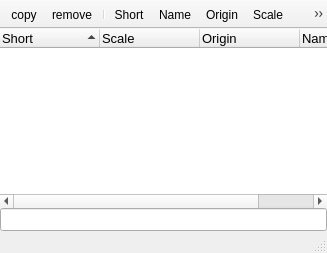
This is plugins/Image_list/Image_list.ui in NeutrinoToolkit/Neutrino as Qt 5 draws it before an edit. The edited form follows.
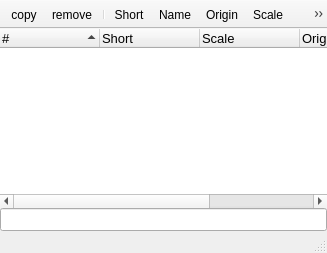
This is the edited form. Icons and pictures are not drawn. Custom widgets are drawn as their Qt base class.

Patch:
```diff
--- a/plugins/Image_list/Image_list.ui
+++ b/plugins/Image_list/Image_list.ui
@@ -119,11 +119,16 @@
        <bool>true</bool>
       </property>
       <property name="columnCount">
-       <number>4</number>
+       <number>5</number>
       </property>
       <attribute name="headerShowSortIndicator" stdset="0">
        <bool>true</bool>
       </attribute>
+      <column>
+       <property name="text">
+        <string>#</string>
+       </property>
+      </column>
       <column>
        <property name="text">
         <string>Short</string>
```
Left out of the diff: 8 changed lines with no effect on the pictures.
